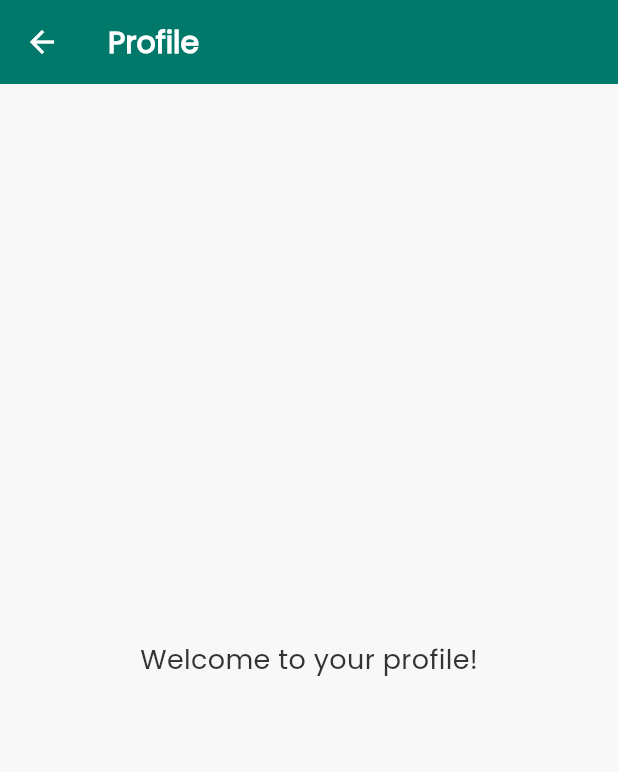
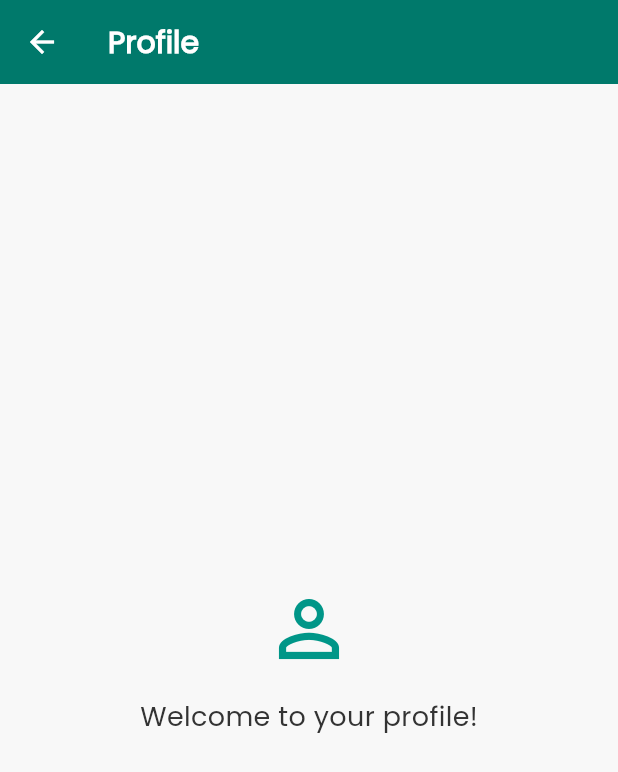
Before and after one commit to aayam17/pet_alert_app, a Flutter app: the ProfileScreen screen opened directly, on a phone screen of 412 x 824 dp. Shown: the top 772 px of the screen. Run offline on Flutter 3.47's test engine with Material 3 defaults, Android fonts, the phone set to English and light mode, and no system bars; our stand-ins replace font_awesome_flutter, google_fonts.

Commit message:
Profile fixes

```diff
--- a/lib/views/profile.dart
+++ b/lib/views/profile.dart
@@ -11,9 +11,20 @@ class ProfileScreen extends StatelessWidget {
         backgroundColor: Colors.teal.shade700,
       ),
       body: const Center(
-        child: Text(
-          'Welcome to your profile!',
-          style: TextStyle(fontSize: 18),
+        child: Column(
+          mainAxisAlignment: MainAxisAlignment.center,
+          children: [
+            Icon(
+              Icons.person_outline,
+              size: 60,
+              color: Colors.teal,
+            ),
+            SizedBox(height: 16),
+            Text(
+              'Welcome to your profile!',
+              style: TextStyle(fontSize: 18),
+            ),
+          ],
         ),
       ),
     );
```
